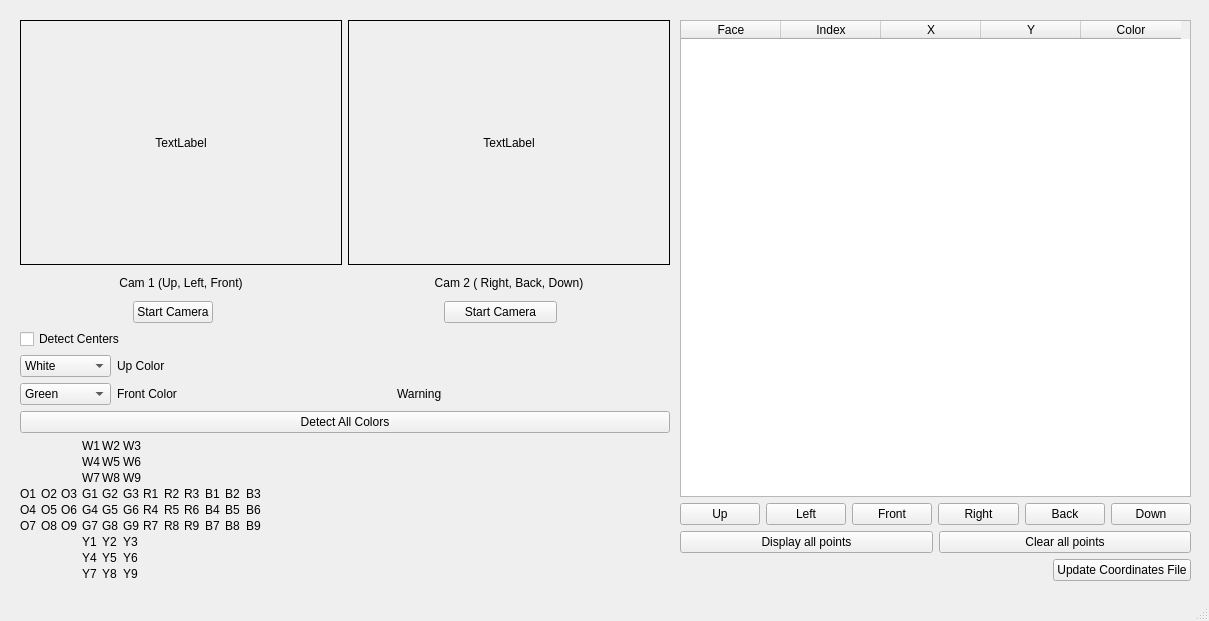
This is Codebase/GUI/Design/mainWindow.ui in iliechirila/PiCubeSolver as Qt 5 draws it before an edit. The edited form follows.
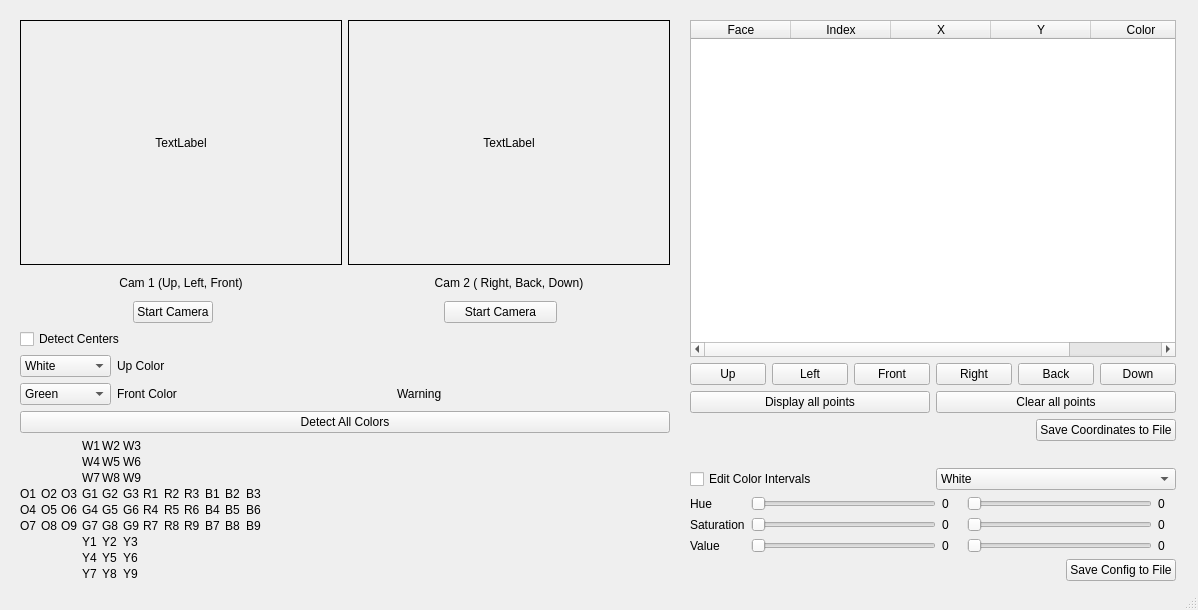
This is the edited form.

Commit message: Partially added a way to view (that's in) and edit (nope) the HSV filters for each color

```diff
--- a/Codebase/GUI/Design/mainWindow.ui
+++ b/Codebase/GUI/Design/mainWindow.ui
@@ -9,143 +9,14 @@
    <rect>
     <x>0</x>
     <y>0</y>
-    <width>1209</width>
-    <height>621</height>
+    <width>1198</width>
+    <height>610</height>
    </rect>
   </property>
   <property name="windowTitle">
    <string>MainWindow</string>
   </property>
   <widget class="QWidget" name="centralwidget">
-   <widget class="QWidget" name="layoutWidget">
-    <property name="geometry">
-     <rect>
-      <x>680</x>
-      <y>20</y>
-      <width>511</width>
-      <height>561</height>
-     </rect>
-    </property>
-    <layout class="QVBoxLayout" name="verticalLayout" stretch="10,0,0,0">
-     <item>
-      <widget class="QTableWidget" name="tableWidget">
-       <column>
-        <property name="text">
-         <string>Face</string>
-        </property>
-       </column>
-       <column>
-        <property name="text">
-         <string>Index</string>
-        </property>
-       </column>
-       <column>
-        <property name="text">
-         <string>X</string>
-        </property>
-       </column>
-       <column>
-        <property name="text">
-         <string>Y</string>
-        </property>
-       </column>
-       <column>
-        <property name="text">
-         <string>Color</string>
-        </property>
-       </column>
-      </widget>
-     </item>
-     <item>
-      <layout class="QHBoxLayout" name="horizontalLayout">
-       <item>
-        <widget class="QPushButton" name="button_update_table_up">
-         <property name="text">
-          <string>Up</string>
-         </property>
-        </widget>
-       </item>
-       <item>
-        <widget class="QPushButton" name="button_update_table_left">
-         <property name="text">
-          <string>Left</string>
-         </property>
-        </widget>
-       </item>
-       <item>
-        <widget class="QPushButton" name="button_update_table_front">
-         <property name="text">
-          <string>Front</string>
-         </property>
-        </widget>
-       </item>
-       <item>
-        <widget class="QPushButton" name="button_update_table_right">
-         <property name="text">
-          <string>Right</string>
-         </property>
-        </widget>
-       </item>
-       <item>
-        <widget class="QPushButton" name="button_update_table_back">
-         <property name="text">
-          <string>Back</string>
-         </property>
-        </widget>
-       </item>
-       <item>
-        <widget class="QPushButton" name="button_update_table_down">
-         <property name="text">
-          <string>Down</string>
-         </property>
-        </widget>
-       </item>
-      </layout>
-     </item>
-     <item>
-      <layout class="QHBoxLayout" name="horizontalLayout_8">
-       <item>
-        <widget class="QPushButton" name="button_display_all_points">
-         <property name="text">
-          <string>Display all points</string>
-         </property>
-        </widget>
-       </item>
-       <item>
-        <widget class="QPushButton" name="button_clear_all_points">
-         <property name="text">
-          <string>Clear all points</string>
-         </property>
-        </widget>
-       </item>
-      </layout>
-     </item>
-     <item>
-      <layout class="QHBoxLayout" name="horizontalLayout_2">
-       <item>
-        <spacer name="horizontalSpacer">
-         <property name="orientation">
-          <enum>Qt::Horizontal</enum>
-         </property>
-         <property name="sizeHint" stdset="0">
-          <size>
-           <width>40</width>
-           <height>20</height>
-          </size>
-         </property>
-        </spacer>
-       </item>
-       <item>
-        <widget class="QPushButton" name="button_update_coordinate_file">
-         <property name="text">
-          <string>Update Coordinates File</string>
-         </property>
-        </widget>
-       </item>
-      </layout>
-     </item>
-    </layout>
-   </widget>
    <widget class="QWidget" name="verticalLayoutWidget">
     <property name="geometry">
      <rect>
@@ -864,6 +735,370 @@
      </item>
     </layout>
    </widget>
+   <widget class="QWidget" name="verticalLayoutWidget_2">
+    <property name="geometry">
+     <rect>
+      <x>690</x>
+      <y>20</y>
+      <width>486</width>
+      <height>561</height>
+     </rect>
+    </property>
+    <layout class="QVBoxLayout" name="verticalLayout_6" stretch="20,1,1">
+     <item>
+      <layout class="QVBoxLayout" name="verticalLayout" stretch="0,0,0,0">
+       <item>
+        <widget class="QTableWidget" name="tableWidget">
+         <column>
+          <property name="text">
+           <string>Face</string>
+          </property>
+         </column>
+         <column>
+          <property name="text">
+           <string>Index</string>
+          </property>
+         </column>
+         <column>
+          <property name="text">
+           <string>X</string>
+          </property>
+         </column>
+         <column>
+          <property name="text">
+           <string>Y</string>
+          </property>
+         </column>
+         <column>
+          <property name="text">
+           <string>Color</string>
+          </property>
+         </column>
+        </widget>
+       </item>
+       <item>
+        <layout class="QHBoxLayout" name="horizontalLayout">
+         <item>
+          <widget class="QPushButton" name="button_update_table_up">
+           <property name="text">
+            <string>Up</string>
+           </property>
+          </widget>
+         </item>
+         <item>
+          <widget class="QPushButton" name="button_update_table_left">
+           <property name="text">
+            <string>Left</string>
+           </property>
+          </widget>
+         </item>
+         <item>
+          <widget class="QPushButton" name="button_update_table_front">
+           <property name="text">
+            <string>Front</string>
+           </property>
+          </widget>
+         </item>
+         <item>
+          <widget class="QPushButton" name="button_update_table_right">
+           <property name="text">
+            <string>Right</string>
+           </property>
+          </widget>
+         </item>
+         <item>
+          <widget class="QPushButton" name="button_update_table_back">
+           <property name="text">
+            <string>Back</string>
+           </property>
+          </widget>
+         </item>
+         <item>
+          <widget class="QPushButton" name="button_update_table_down">
+           <property name="text">
+            <string>Down</string>
+           </property>
+          </widget>
+         </item>
+        </layout>
+       </item>
+       <item>
+        <layout class="QHBoxLayout" name="horizontalLayout_8">
+         <item>
+          <widget class="QPushButton" name="button_display_all_points">
+           <property name="text">
+            <string>Display all points</string>
+           </property>
+          </widget>
+         </item>
+         <item>
+          <widget class="QPushButton" name="button_clear_all_points">
+           <property name="text">
+            <string>Clear all points</string>
+           </property>
+          </widget>
+         </item>
+        </layout>
+       </item>
+       <item>
+        <layout class="QHBoxLayout" name="horizontalLayout_2">
+         <item>
+          <spacer name="horizontalSpacer">
+           <property name="orientation">
+            <enum>Qt::Horizontal</enum>
+           </property>
+           <property name="sizeHint" stdset="0">
+            <size>
+             <width>40</width>
+             <height>20</height>
+            </size>
+           </property>
+          </spacer>
+         </item>
+         <item>
+          <widget class="QPushButton" name="button_update_coordinate_file">
+           <property name="text">
+            <string>Save Coordinates to File</string>
+           </property>
+          </widget>
+         </item>
+        </layout>
+       </item>
+      </layout>
+     </item>
+     <item>
+      <spacer name="verticalSpacer">
+       <property name="orientation">
+        <enum>Qt::Vertical</enum>
+       </property>
+       <property name="sizeHint" stdset="0">
+        <size>
+         <width>88</width>
+         <height>108</height>
+        </size>
+       </property>
+      </spacer>
+     </item>
+     <item>
+      <layout class="QVBoxLayout" name="layout_edit_colors">
+       <item>
+        <layout class="QHBoxLayout" name="horizontalLayout_9">
+         <item>
+          <widget class="QCheckBox" name="checkBox_edit_color_intervals">
+           <property name="text">
+            <string>Edit Color Intervals</string>
+           </property>
+          </widget>
+         </item>
+         <item>
+          <widget class="QComboBox" name="comboBox_colors_HSV">
+           <item>
+            <property name="text">
+             <string>White</string>
+            </property>
+           </item>
+           <item>
+            <property name="text">
+             <string>Orange</string>
+            </property>
+           </item>
+           <item>
+            <property name="text">
+             <string>Green</string>
+            </property>
+           </item>
+           <item>
+            <property name="text">
+             <string>Red</string>
+            </property>
+           </item>
+           <item>
+            <property name="text">
+             <string>Blue</string>
+            </property>
+           </item>
+           <item>
+            <property name="text">
+             <string>Yellow</string>
+            </property>
+           </item>
+          </widget>
+         </item>
+        </layout>
+       </item>
+       <item>
+        <layout class="QHBoxLayout" name="horizontalLayout_10">
+         <item>
+          <layout class="QVBoxLayout" name="verticalLayout_3">
+           <item>
+            <widget class="QLabel" name="label_7">
+             <property name="text">
+              <string>Hue</string>
+             </property>
+            </widget>
+           </item>
+           <item>
+            <widget class="QLabel" name="label_8">
+             <property name="text">
+              <string>Saturation</string>
+             </property>
+            </widget>
+           </item>
+           <item>
+            <widget class="QLabel" name="label_9">
+             <property name="text">
+              <string>Value</string>
+             </property>
+            </widget>
+           </item>
+          </layout>
+         </item>
+         <item>
+          <layout class="QVBoxLayout" name="verticalLayout_4">
+           <item>
+            <layout class="QHBoxLayout" name="horizontalLayout_11" stretch="10,1">
+             <item>
+              <widget class="QSlider" name="slider_hue_min">
+               <property name="orientation">
+                <enum>Qt::Horizontal</enum>
+               </property>
+              </widget>
+             </item>
+             <item>
+              <widget class="QLabel" name="hue_min">
+               <property name="text">
+                <string>0</string>
+               </property>
+              </widget>
+             </item>
+            </layout>
+           </item>
+           <item>
+            <layout class="QHBoxLayout" name="horizontalLayout_12" stretch="10,1">
+             <item>
+              <widget class="QSlider" name="slider_saturation_min">
+               <property name="orientation">
+                <enum>Qt::Horizontal</enum>
+               </property>
+              </widget>
+             </item>
+             <item>
+              <widget class="QLabel" name="saturation_min">
+               <property name="text">
+                <string>0</string>
+               </property>
+              </widget>
+             </item>
+            </layout>
+           </item>
+           <item>
+            <layout class="QHBoxLayout" name="horizontalLayout_13" stretch="10,1">
+             <item>
+              <widget class="QSlider" name="slider_value_min">
+               <property name="orientation">
+                <enum>Qt::Horizontal</enum>
+               </property>
+              </widget>
+             </item>
+             <item>
+              <widget class="QLabel" name="value_min">
+               <property name="text">
+                <string>0</string>
+               </property>
+              </widget>
+             </item>
+            </layout>
+           </item>
+          </layout>
+         </item>
+         <item>
+          <layout class="QVBoxLayout" name="verticalLayout_5">
+           <item>
+            <layout class="QHBoxLayout" name="horizontalLayout_14" stretch="10,1">
+             <item>
+              <widget class="QSlider" name="slider_hue_max">
+               <property name="orientation">
+                <enum>Qt::Horizontal</enum>
+               </property>
+              </widget>
+             </item>
+             <item>
+              <widget class="QLabel" name="hue_max">
+               <property name="text">
+                <string>0</string>
+               </property>
+              </widget>
+             </item>
+            </layout>
+           </item>
+           <item>
+            <layout class="QHBoxLayout" name="horizontalLayout_15" stretch="10,1">
+             <item>
+              <widget class="QSlider" name="slider_saturation_max">
+               <property name="orientation">
+                <enum>Qt::Horizontal</enum>
+               </property>
+              </widget>
+             </item>
+             <item>
+              <widget class="QLabel" name="saturation_max">
+               <property name="text">
+                <string>0</string>
+               </property>
+              </widget>
+             </item>
+            </layout>
+           </item>
+           <item>
+            <layout class="QHBoxLayout" name="horizontalLayout_16" stretch="10,1">
+             <item>
+              <widget class="QSlider" name="slider_value_max">
+               <property name="orientation">
+                <enum>Qt::Horizontal</enum>
+               </property>
+              </widget>
+             </item>
+             <item>
+              <widget class="QLabel" name="value_max">
+               <property name="text">
+                <string>0</string>
+               </property>
+              </widget>
+             </item>
+            </layout>
+           </item>
+          </layout>
+         </item>
+        </layout>
+       </item>
+       <item>
+        <layout class="QHBoxLayout" name="horizontalLayout_17">
+         <item>
+          <spacer name="horizontalSpacer_7">
+           <property name="orientation">
+            <enum>Qt::Horizontal</enum>
+           </property>
+           <property name="sizeHint" stdset="0">
+            <size>
+             <width>40</width>
+             <height>20</height>
+            </size>
+           </property>
+          </spacer>
+         </item>
+         <item>
+          <widget class="QPushButton" name="button_save_hsv_to_file">
+           <property name="text">
+            <string>Save Config to File</string>
+           </property>
+          </widget>
+         </item>
+        </layout>
+       </item>
+      </layout>
+     </item>
+    </layout>
+   </widget>
   </widget>
   <widget class="QStatusBar" name="statusbar"/>
  </widget>
```
The commit also changes 3 other files.
